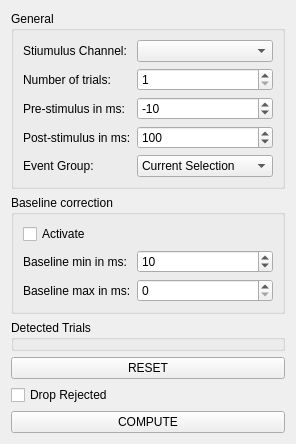
This is libraries/disp/viewers/formfiles/averagingsettingsview.ui in mne-tools/mne-cpp as Qt 5 draws it before an edit. The edited form follows.
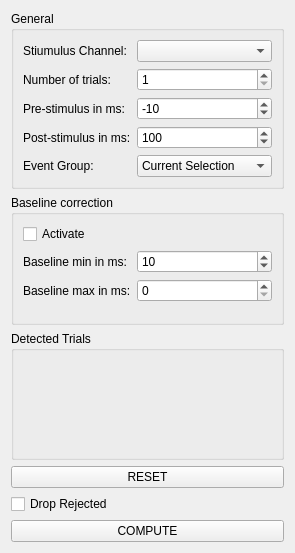
This is the edited form.

Commit message: MAINT: Fix spacing in averaging plugin

Patch:
```diff
--- a/libraries/disp/viewers/formfiles/averagingsettingsview.ui
+++ b/libraries/disp/viewers/formfiles/averagingsettingsview.ui
@@ -6,12 +6,12 @@
    <rect>
     <x>0</x>
     <y>0</y>
-    <width>296</width>
-    <height>435</height>
+    <width>295</width>
+    <height>553</height>
    </rect>
   </property>
   <property name="sizePolicy">
-   <sizepolicy hsizetype="MinimumExpanding" vsizetype="Preferred">
+   <sizepolicy hsizetype="MinimumExpanding" vsizetype="Fixed">
     <horstretch>0</horstretch>
     <verstretch>0</verstretch>
    </sizepolicy>
@@ -19,99 +19,11 @@
   <property name="windowTitle">
    <string>Form</string>
   </property>
-  <layout class="QGridLayout" name="gridLayout">
-   <item row="1" column="0">
-    <widget class="QGroupBox" name="groupBox_3">
-     <property name="sizePolicy">
-      <sizepolicy hsizetype="Expanding" vsizetype="Preferred">
-       <horstretch>0</horstretch>
-       <verstretch>0</verstretch>
-      </sizepolicy>
-     </property>
-     <property name="title">
-      <string>Baseline correction</string>
-     </property>
-     <layout class="QFormLayout" name="formLayout_2">
-      <item row="0" column="0" colspan="2">
-       <widget class="QCheckBox" name="m_pcheckBoxBaselineCorrection">
-        <property name="text">
-         <string>Activate</string>
-        </property>
-       </widget>
-      </item>
-      <item row="1" column="0">
-       <widget class="QLabel" name="label_5">
-        <property name="text">
-         <string>Baseline min in ms:</string>
-        </property>
-       </widget>
-      </item>
-      <item row="1" column="1">
-       <widget class="QSpinBox" name="m_pSpinBoxBaselineFromMSeconds">
-        <property name="prefix">
-         <string/>
-        </property>
-        <property name="minimum">
-         <number>-10000</number>
-        </property>
-        <property name="maximum">
-         <number>10000</number>
-        </property>
-        <property name="singleStep">
-         <number>10</number>
-        </property>
-        <property name="value">
-         <number>10</number>
-        </property>
-        <property name="displayIntegerBase">
-         <number>10</number>
-        </property>
-       </widget>
-      </item>
-      <item row="2" column="0">
-       <widget class="QLabel" name="label_6">
-        <property name="text">
-         <string>Baseline max in ms:</string>
-        </property>
-       </widget>
-      </item>
-      <item row="2" column="1">
-       <widget class="QSpinBox" name="m_pSpinBoxBaselineToMSeconds">
-        <property name="singleStep">
-         <number>10</number>
-        </property>
-        <property name="value">
-         <number>0</number>
-        </property>
-       </widget>
-      </item>
-     </layout>
-    </widget>
-   </item>
-   <item row="4" column="0">
-    <widget class="QCheckBox" name="m_checkBox_reject">
-     <property name="sizePolicy">
-      <sizepolicy hsizetype="Expanding" vsizetype="Fixed">
-       <horstretch>0</horstretch>
-       <verstretch>0</verstretch>
-      </sizepolicy>
-     </property>
-     <property name="text">
-      <string>Drop Rejected</string>
-     </property>
-    </widget>
-   </item>
-   <item row="2" column="0">
-    <widget class="QGroupBox" name="m_groupBox_detectedTrials">
-     <property name="title">
-      <string>Detected Trials</string>
-     </property>
-    </widget>
-   </item>
-   <item row="0" column="0">
+  <layout class="QVBoxLayout" name="verticalLayout">
+   <item>
     <widget class="QGroupBox" name="groupBox">
      <property name="sizePolicy">
-      <sizepolicy hsizetype="Expanding" vsizetype="Preferred">
+      <sizepolicy hsizetype="Expanding" vsizetype="Fixed">
        <horstretch>0</horstretch>
        <verstretch>0</verstretch>
       </sizepolicy>
@@ -225,14 +137,105 @@
      <zorder>comboBox_EventGroup</zorder>
     </widget>
    </item>
-   <item row="3" column="0">
+   <item>
+    <widget class="QGroupBox" name="groupBox_3">
+     <property name="sizePolicy">
+      <sizepolicy hsizetype="Expanding" vsizetype="Fixed">
+       <horstretch>0</horstretch>
+       <verstretch>0</verstretch>
+      </sizepolicy>
+     </property>
+     <property name="title">
+      <string>Baseline correction</string>
+     </property>
+     <layout class="QFormLayout" name="formLayout_2">
+      <property name="sizeConstraint">
+       <enum>QLayout::SetMaximumSize</enum>
+      </property>
+      <item row="0" column="0" colspan="2">
+       <widget class="QCheckBox" name="m_pcheckBoxBaselineCorrection">
+        <property name="text">
+         <string>Activate</string>
+        </property>
+       </widget>
+      </item>
+      <item row="1" column="0">
+       <widget class="QLabel" name="label_5">
+        <property name="text">
+         <string>Baseline min in ms:</string>
+        </property>
+       </widget>
+      </item>
+      <item row="1" column="1">
+       <widget class="QSpinBox" name="m_pSpinBoxBaselineFromMSeconds">
+        <property name="prefix">
+         <string/>
+        </property>
+        <property name="minimum">
+         <number>-10000</number>
+        </property>
+        <property name="maximum">
+         <number>10000</number>
+        </property>
+        <property name="singleStep">
+         <number>10</number>
+        </property>
+        <property name="value">
+         <number>10</number>
+        </property>
+        <property name="displayIntegerBase">
+         <number>10</number>
+        </property>
+       </widget>
+      </item>
+      <item row="2" column="0">
+       <widget class="QLabel" name="label_6">
+        <property name="text">
+         <string>Baseline max in ms:</string>
+        </property>
+       </widget>
+      </item>
+      <item row="2" column="1">
+       <widget class="QSpinBox" name="m_pSpinBoxBaselineToMSeconds">
+        <property name="singleStep">
+         <number>10</number>
+        </property>
+        <property name="value">
+         <number>0</number>
+        </property>
+       </widget>
+      </item>
+     </layout>
+    </widget>
+   </item>
+   <item>
+    <widget class="QGroupBox" name="m_groupBox_detectedTrials">
+     <property name="title">
+      <string>Detected Trials</string>
+     </property>
+    </widget>
+   </item>
+   <item>
     <widget class="QPushButton" name="m_pushButton_reset">
      <property name="text">
       <string>RESET</string>
      </property>
     </widget>
    </item>
-   <item row="5" column="0">
+   <item>
+    <widget class="QCheckBox" name="m_checkBox_reject">
+     <property name="sizePolicy">
+      <sizepolicy hsizetype="Expanding" vsizetype="Fixed">
+       <horstretch>0</horstretch>
+       <verstretch>0</verstretch>
+      </sizepolicy>
+     </property>
+     <property name="text">
+      <string>Drop Rejected</string>
+     </property>
+    </widget>
+   </item>
+   <item>
     <widget class="QPushButton" name="m_pushButton_compute">
      <property name="sizePolicy">
       <sizepolicy hsizetype="Expanding" vsizetype="Fixed">
```
The commit also changes 1 other file.
